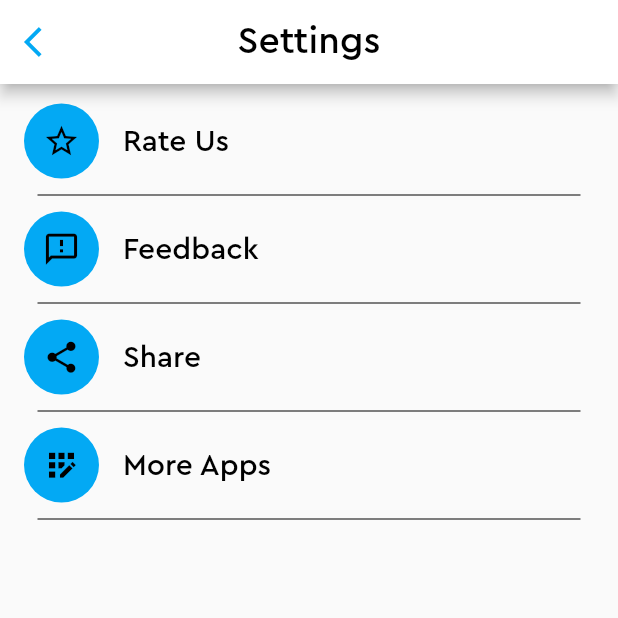
After one commit to anshjikadra/citizen_calculator, a Flutter app: the setting_page screen opened directly, after a tap on "Rate Us", on a phone screen of 412 x 824 dp, the top half of it. The commit adds this screen. Run offline on Flutter 3.47's test engine with Material 2 defaults, Android fonts, the phone set to English and light mode, and no system bars; our stand-ins replace math_expressions, page_transition, sqflite; missing offline and left inert: rate_my_app; accounts and stored records are empty.

Commit message:
Initial commit

```diff
--- a/lib/screen/f_page.dart
+++ b/lib/screen/f_page.dart
@@ -1,6 +1,7 @@
 import 'dart:math';
 
 import 'package:citizen_calculator/screen/history_page.dart';
+import 'package:citizen_calculator/screen/setting_page.dart';
 import 'package:flutter/cupertino.dart';
 import 'package:flutter/material.dart';
 import 'package:math_expressions/math_expressions.dart';
@@ -65,14 +66,11 @@ class _f_pageState extends State<f_page> {
                               children: [
                                 Padding(
                                     padding:
-                                        const EdgeInsets.fromLTRB(0, 10, 10, 0),
-                                    child: Align(
-
-                                        alignment: Alignment.topRight,
-                                        child: Icon(
-                                          CupertinoIcons.clear,
-                                          color: Colors.black,
-                                        ))),
+                                        const EdgeInsets.fromLTRB(0, 0, 10, 0),
+                                    child: CupertinoDialogAction(onPressed: () {
+                                      Navigator.pop(context);
+                                    },child:Align(alignment: Alignment.topRight,child: Text("×",style: TextStyle(fontSize: 45,color: Colors.black),)))
+                                ),
                                 CupertinoDialogAction(
                                   onPressed: () {
                                     Navigator.push(context, MaterialPageRoute(
@@ -90,7 +88,12 @@ class _f_pageState extends State<f_page> {
                                 ),
                                 Divider(),
                                 CupertinoDialogAction(
-                                  onPressed: () {},
+                                  onPressed: () {
+
+                                    Navigator.push(context,MaterialPageRoute(builder: (context) {
+                                      return setting_page();
+                                    },));
+                                  },
                                   child: Text(
                                     "Settings",
                                     style: TextStyle(
@@ -400,6 +403,7 @@ class _f_pageState extends State<f_page> {
 
       else if(buttontext=="Check")
         {
+          result=result.substring(0,result.length-1);
         }
 
 
@@ -456,18 +460,18 @@ class _f_pageState extends State<f_page> {
 
 
   }
-  squrt()
-  {
-    if(buttontext == "√")
-    {
-      double a=25;
-      double b=sqrt(a);
-      print("${b}");
-      sqrt(b);
-      result=b.toString();
-      print(result);
-    }
-  }
+  // squrt()
+  // {
+  //   if(buttontext == "√")
+  //   {
+  //     double a=25;
+  //     double b=sqrt(a);
+  //     print("${b}");
+  //     sqrt(b);
+  //     result=b.toString();
+  //     print(result);
+  //   }
+  // }
 
 
 
--- /dev/null
+++ b/lib/screen/setting_page.dart
@@ -0,0 +1,218 @@
+
+
+import 'dart:io';
+
+import 'package:citizen_calculator/screen/f_page.dart';
+import 'package:flutter/material.dart';
+import 'package:rate_my_app/rate_my_app.dart';
+
+
+class setting_page extends StatefulWidget {
+  const setting_page({Key? key}) : super(key: key);
+
+  @override
+  State<setting_page> createState() => _setting_pageState();
+}
+
+class _setting_pageState extends State<setting_page> {
+
+
+  RateMyApp rateMyApp = RateMyApp(
+    preferencesPrefix: 'rateMyApp_',
+    minDays: 0,
+    minLaunches: 2,
+    googlePlayIdentifier: 'gujarati.kids.learning',
+    appStoreIdentifier: '1661741363',
+  );
+
+
+
+
+  @override
+  Widget build(BuildContext context) {
+    return Scaffold(
+        appBar: AppBar(
+          title: Text("Settings",
+              style: TextStyle(
+                  color: Colors.black,
+                  fontSize: 25,
+                  fontFamily: "Myfontlight")),
+          centerTitle: true,
+          leading: IconButton(
+              onPressed: () {
+                Navigator.pushReplacement(context, MaterialPageRoute(
+                  builder: (context) {
+                    return f_page();
+                  },
+                ));
+              },
+              icon: Icon(
+                Icons.arrow_back_ios,
+                color: Colors.lightBlue,
+              )),
+          backgroundColor: Colors.white,
+        ),
+        body: Column(
+          children: [
+            SizedBox(
+              height: 10,
+            ),
+            ListTile(
+              onTap: (){
+                rating();
+              },
+              title: Text(
+                "Rate Us",
+                style: TextStyle(
+                    fontFamily: "Myfontlight",
+                    color: Colors.black,
+                    fontSize: 20),
+              ),
+              leading: Container(
+                height: 50,
+                width: 50,
+                decoration: BoxDecoration(
+                  color: Colors.lightBlue,
+                  borderRadius: BorderRadius.circular(25),
+                ),
+                child: Icon(
+                  Icons.star_border_sharp,
+                  size: 25,
+                  color: Colors.black,
+                ),
+              ),
+            ),
+            Divider(
+              color: Colors.black,
+              endIndent: 25,
+              indent: 25,
+            ),
+            ListTile(
+              title: Text(
+                "Feedback",
+                style: TextStyle(
+                    fontFamily: "Myfontlight",
+                    color: Colors.black,
+                    fontSize: 20),
+              ),
+              leading: Container(
+                height: 50,
+                width: 50,
+                decoration: BoxDecoration(
+                  color: Colors.lightBlue,
+                  borderRadius: BorderRadius.circular(25),
+                ),
+                child: Icon(
+                  Icons.feedback_outlined,
+                  size: 25,
+                  color: Colors.black,
+                ),
+              ),
+            ),
+            Divider(
+              color: Colors.black,
+              endIndent: 25,
+              indent: 25,
+            ),
+            ListTile(
+              title: Text(
+                "Share",
+                style: TextStyle(
+                    fontFamily: "Myfontlight",
+                    color: Colors.black,
+                    fontSize: 20),
+              ),
+              leading: Container(
+                height: 50,
+                width: 50,
+                decoration: BoxDecoration(
+                  color: Colors.lightBlue,
+                  borderRadius: BorderRadius.circular(25),
+                ),
+                child: Icon(
+                  Icons.share,
+                  size: 25,
+                  color: Colors.black,
+                ),
+              ),
+            ),
+            Divider(
+              color: Colors.black,
+              endIndent: 25,
+              indent: 25,
+            ),
+            ListTile(
+              title: Text(
+                "More Apps",
+                style: TextStyle(
+                    fontFamily: "Myfontlight",
+                    color: Colors.black,
+                    fontSize: 20),
+              ),
+              leading: Container(
+                height: 50,
+                width: 50,
+                decoration: BoxDecoration(
+                  color: Colors.lightBlue,
+                  borderRadius: BorderRadius.circular(25),
+                ),
+                child: Icon(
+                  Icons.app_registration_sharp,
+                  size: 25,
+                  color: Colors.black,
+                ),
+              ),
+            ),
+            Divider(
+              color: Colors.black,
+              endIndent: 25,
+              indent: 25,
+            ),
+          ],
+        ));
+  }
+
+
+  rating()
+  {
+
+    rateMyApp.showStarRateDialog(
+      context,
+      title: 'Rate this app',
+      // The dialog title.
+      message:"You like this app ? Then take a little bit of your time to leave a rating :",
+      actionsBuilder: (context, stars) {
+
+        return [
+          TextButton(
+            child: const Text('OK',style: TextStyle(fontFamily: "Myfontlight",color: Colors.black),),
+            onPressed: () async {
+              print('Thanks for the ' +
+                  (stars == null ? '0' : stars.round().toString()) + ' star(s) !');
+
+              await rateMyApp.callEvent(RateMyAppEventType.rateButtonPressed);
+              Navigator.pop<RateMyAppDialogButton>(context, RateMyAppDialogButton.rate);
+
+            },
+          ),
+        ];
+      },
+      ignoreNativeDialog: Platform.isAndroid,
+      dialogStyle: const DialogStyle(
+        titleAlign: TextAlign.center,
+        messageAlign: TextAlign.center,
+        messagePadding: EdgeInsets.only(bottom: 20),
+      ),
+      starRatingOptions: const StarRatingOptions(),
+      onDismissed: () => rateMyApp.callEvent(RateMyAppEventType.laterButtonPressed), // Called when the user dismissed the dialog (either by taping outside or by pressing the "back" button).
+    );
+
+  }
+
+
+
+
+
+
+
+}
--- a/pubspec.yaml
+++ b/pubspec.yaml
@@ -41,6 +41,8 @@ dependencies:
   sqflite:
   path_provider:
   animated_splash_screen:
+  rate_my_app:
+  share_plus:
 
 dev_dependencies:
   flutter_test:
```
Also changed, not shown: pubspec.lock, 1 other file.
